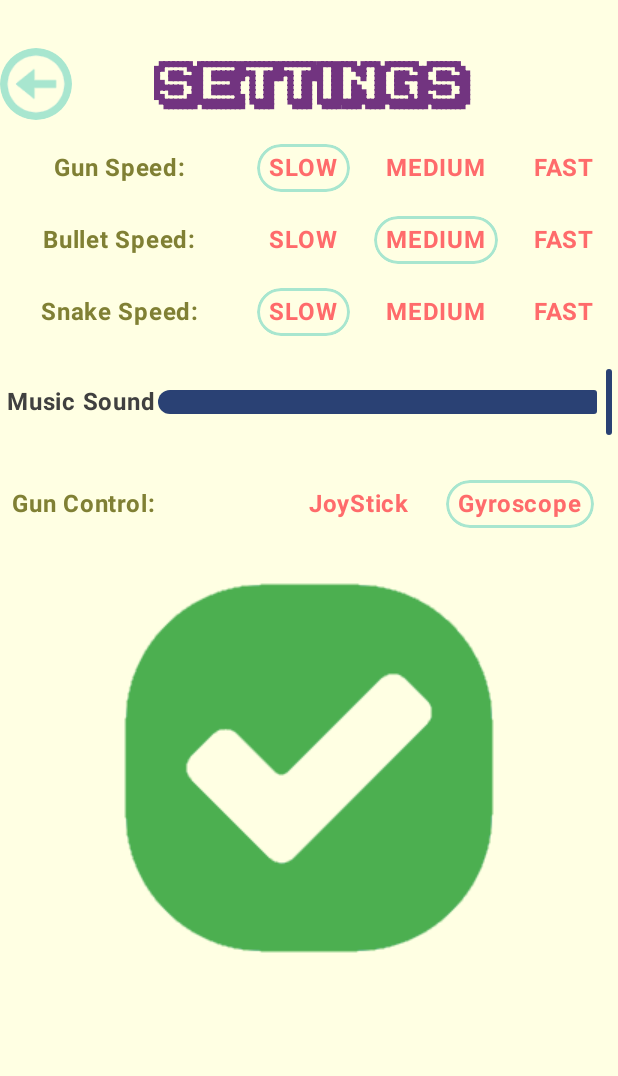
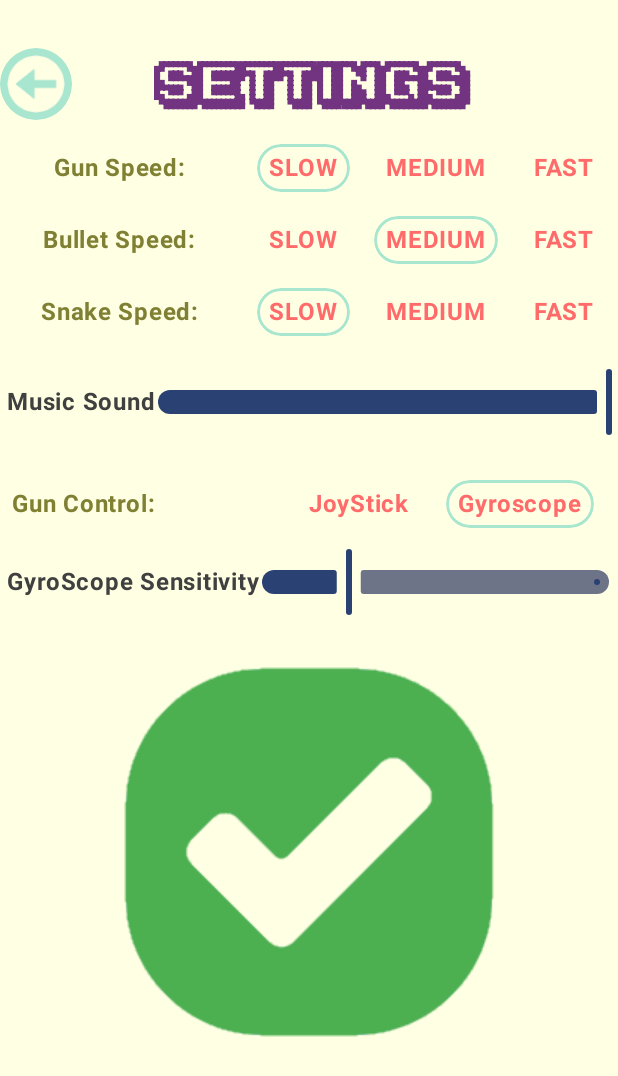
Before and after one commit to HariNagappan/Arcade-Crawler, an Android app built with Jetpack Compose: the composable ArcadeSettings shown on its own in the app's theme, after a tap on "Gyroscope", on a phone screen of 412 x 824 dp. Shown: the top 1076 px of the screen. Run offline under Robolectric (Android 15) with nearby library versions, the light colour scheme and no system bars.

Commit message:
Gyro Movement Added

```diff
--- a/app/src/main/java/com/example/arcadecrawler/GameViewModel.kt
+++ b/app/src/main/java/com/example/arcadecrawler/GameViewModel.kt
@@ -38,9 +38,10 @@ class GameViewModel: ViewModel() {
     var gun_maxx by mutableStateOf(0f)
     var gun_leasty by mutableStateOf(0f)
     var gun_maxy by mutableStateOf(0f)
-
     var gyrogunoffsetx by mutableStateOf(0f)
     var gyrogunoffsety by mutableStateOf(0f)
+    var isgyro by mutableStateOf(false)
+    var gyro_sensitivity by mutableStateOf(20f)
 
 
 
@@ -89,7 +90,7 @@ class GameViewModel: ViewModel() {
     private var mushroomheight:Float=0f
     private var spiderdelaythread:Job?=null
 
-    var isgyro by mutableStateOf(false)
+
 
     fun UpdateGunPosition(newOffset: Offset) {
         gun_position = newOffset
@@ -129,6 +130,9 @@ class GameViewModel: ViewModel() {
         gun_maxx=maxx
         gun_leasty=leasty
         gun_maxy=maxy
+    }
+    fun SetGyroSensitivity(newsensitivity:Float){
+        gyro_sensitivity=newsensitivity
     }
 
     fun SetSnakes(new_snakes: Int) {
--- a/app/src/main/java/com/example/arcadecrawler/MainGame.kt
+++ b/app/src/main/java/com/example/arcadecrawler/MainGame.kt
@@ -685,7 +685,6 @@ fun GyroGun(gameViewModel: GameViewModel) {
         sensorManager.getDefaultSensor(Sensor.TYPE_GYROSCOPE)
     }
 
-    val sensitivity = 100f
     var deltaX by remember { mutableStateOf(0f) }
     var deltaY by remember { mutableStateOf(0f) }
 
@@ -693,8 +692,8 @@ fun GyroGun(gameViewModel: GameViewModel) {
         val listener = object : SensorEventListener {
             override fun onSensorChanged(event: SensorEvent?) {
                 event?.let {
-                    deltaX = it.values[1] * sensitivity
-                    deltaY = it.values[0] * sensitivity
+                    deltaX = it.values[1] * gameViewModel.gyro_sensitivity
+                    deltaY = it.values[0] * gameViewModel.gyro_sensitivity
                 }
                 gameViewModel.gyrogunoffsetx += deltaX
                 gameViewModel.gyrogunoffsety += deltaY
--- a/app/src/main/java/com/example/arcadecrawler/Settings.kt
+++ b/app/src/main/java/com/example/arcadecrawler/Settings.kt
@@ -2,6 +2,7 @@ package com.example.arcadecrawler
 
 import android.content.Context
 import android.content.SharedPreferences
+import androidx.compose.animation.AnimatedVisibility
 import androidx.compose.animation.animateColorAsState
 import androidx.compose.animation.core.tween
 import androidx.compose.foundation.Image
@@ -54,7 +55,8 @@ fun ArcadeSettings(onnavigateup:()->Unit,gameViewModel: GameViewModel){
     var bulletselectedoption by remember{mutableStateOf(sharedprefs.getInt("bulletselectedoption", speed_options.indexOf(gameViewModel.bulletvelocity)))}
     var snakeselectedoption by remember{mutableStateOf(sharedprefs.getInt("snakeselectedoption", speed_options.indexOf(gameViewModel.snakevelocityfactor)))}
 
-    var sliderpos by remember { mutableStateOf(gameViewModel.cur_volume) }
+    var volumesliderpos by remember { mutableStateOf(gameViewModel.cur_volume) }
+    var gyrosliderpos by remember { mutableStateOf(gameViewModel.gyro_sensitivity) }
     var isgyro by remember{ mutableStateOf(gameViewModel.isgyro)}
     Column(horizontalAlignment = Alignment.CenterHorizontally ,modifier= Modifier.fillMaxSize().background(color= colorResource(R.color.ivory)).padding(top=32.dp)){
         Box(modifier=Modifier.fillMaxWidth()){
@@ -68,7 +70,7 @@ fun ArcadeSettings(onnavigateup:()->Unit,gameViewModel: GameViewModel){
                     .clip(CircleShape)
                     .clickable {
                         gameViewModel.PlayButtonClick()
-                        editor.putFloat("bgvolume",sliderpos)
+                        editor.putFloat("bgvolume",volumesliderpos)
                         editor.apply()
                         onnavigateup()
                     }
@@ -190,9 +192,9 @@ fun ArcadeSettings(onnavigateup:()->Unit,gameViewModel: GameViewModel){
                 fontWeight = FontWeight.Bold
             )
             Slider(
-                value = sliderpos,
+                value = volumesliderpos,
                 onValueChange = {
-                    sliderpos = it
+                    volumesliderpos = it
                     gameViewModel.SetBgVolume(it)
                 },
                 valueRange = 0f..1f,
@@ -249,6 +251,27 @@ fun ArcadeSettings(onnavigateup:()->Unit,gameViewModel: GameViewModel){
 
 
         }
+        AnimatedVisibility(isgyro) {
+            Spacer(modifier=Modifier.height(16.dp))
+            Row(verticalAlignment = Alignment.CenterVertically,modifier=Modifier.fillMaxWidth().padding(4.dp)) {
+                Text(
+                    text = "GyroScope Sensitivity",
+                    textAlign = TextAlign.Center,
+                    color= colorResource(R.color.dark_gray),
+                    fontWeight = FontWeight.Bold
+                )
+                Slider(
+                    value = gyrosliderpos,
+                    onValueChange = {
+                        gyrosliderpos = it
+                    },
+                    valueRange = 10f..50f,
+                    modifier = Modifier
+                        .weight(1f)
+                )
+            }
+        }
+
         Spacer(modifier=Modifier.height(16.dp))
         Image(
                 painter= painterResource(R.drawable.tick),
@@ -262,12 +285,14 @@ fun ArcadeSettings(onnavigateup:()->Unit,gameViewModel: GameViewModel){
                         gameViewModel.SetBulletVelocityFactor(speed_options[bulletselectedoption])
                         gameViewModel.SetGunVelocityFactor(speed_options[gunselectedoption])
                         gameViewModel.SetGunMovement(isgyro=isgyro)
+                        gameViewModel.SetGyroSensitivity(newsensitivity = gyrosliderpos)
 
                         editor.putInt("snakeselectedoption",snakeselectedoption)
                         editor.putInt("bulletselectedoption",bulletselectedoption)
                         editor.putInt("gunselectedoption",gunselectedoption)
-                        editor.putFloat("bgvolume",sliderpos)
+                        editor.putFloat("bgvolume",volumesliderpos)
                         editor.putBoolean("isgyro",isgyro)
+                        editor.putFloat("gyrosensitvity",gyrosliderpos)
                         editor.apply()
                         onnavigateup()
                     }
```
Also changed, not shown: app/src/main/java/com/example/arcadecrawler/MainActivity.kt (+10 -0 lines).
